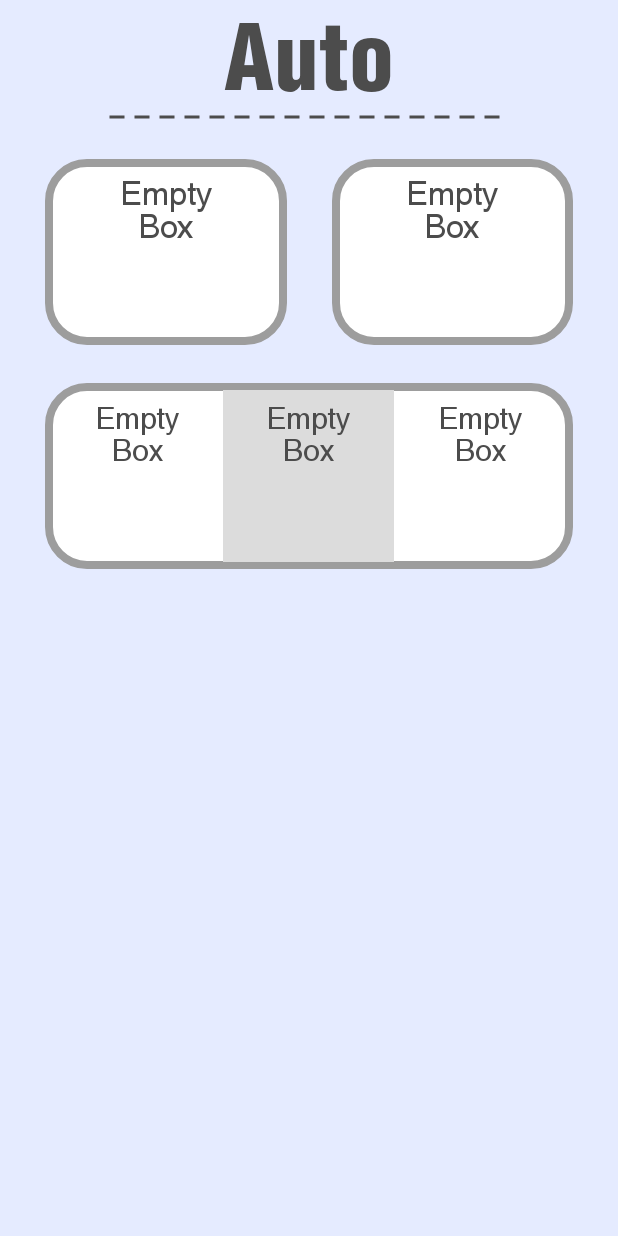
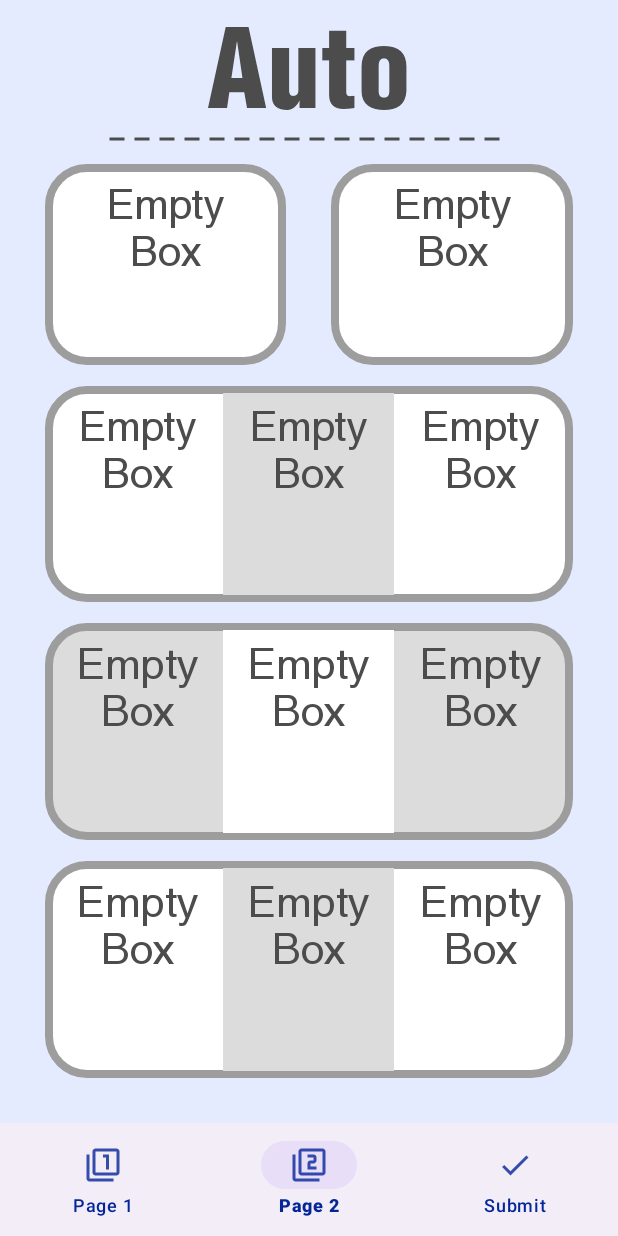
Before and after one commit to MintyLuve/Game-FRO-Scouting, an Android app: the AutoActivity screen opened directly, with no data from a screen before it, on a phone screen of 412 x 824 dp. Run offline under Robolectric (Android 15) with nearby library versions, the phone set to English and light mode, and no system bars.

Commit message:
added long box with white center, standardized sizing, added menu

```diff
--- a/app/src/main/java/com/fro/gamefroscouting/AutoActivity.java
+++ b/app/src/main/java/com/fro/gamefroscouting/AutoActivity.java
@@ -2,13 +2,36 @@ package com.fro.gamefroscouting;
 
 import androidx.appcompat.app.AppCompatActivity;
 
+import android.content.Intent;
 import android.os.Bundle;
+import android.widget.Toast;
+
+import com.google.android.material.bottomnavigation.BottomNavigationView;
 
 public class AutoActivity extends AppCompatActivity {
+    BottomNavigationView bottomNavigationView;
 
     @Override
     protected void onCreate(Bundle savedInstanceState) {
         super.onCreate(savedInstanceState);
         setContentView(R.layout.activity_auto);
+
+        bottomNavigationView = findViewById(R.id.bottomNavigationView);
+        bottomNavigationView.setSelectedItemId(R.id.page_2);
+
+        bottomNavigationView.setOnItemSelectedListener(item -> {
+            if(item.getItemId() == R.id.page_1) {
+                startActivity(new Intent(getApplicationContext(), MainActivity.class));
+                Toast.makeText(this, "Page 2 thing", Toast.LENGTH_SHORT).show();
+                finish();
+            }
+            else if (item.getItemId() == R.id.submit) {
+                //startActivity(new Intent(getApplicationContext(), SubmitActivity.class));
+                Toast.makeText(this, "Submit thing", Toast.LENGTH_SHORT).show();
+
+                finish();
+            }
+            return false;
+        });
     }
 }
--- /dev/null
+++ b/app/src/main/res/drawable/ic_action_1.xml
@@ -0,0 +1,11 @@
+<vector xmlns:android="http://schemas.android.com/apk/res/android"
+    android:width="24dp"
+    android:height="24dp"
+    android:viewportWidth="24"
+    android:viewportHeight="24"
+    android:tint="#FFFFFF"
+    android:alpha="0.8">
+  <path
+      android:fillColor="@android:color/white"
+      android:pathData="M3,5L1,5v16c0,1.1 0.9,2 2,2h16v-2L3,21L3,5zM14,15h2L16,5h-4v2h2v8zM21,1L7,1c-1.1,0 -2,0.9 -2,2v14c0,1.1 0.9,2 2,2h14c1.1,0 2,-0.9 2,-2L23,3c0,-1.1 -0.9,-2 -2,-2zM21,17L7,17L7,3h14v14z"/>
+</vector>
--- /dev/null
+++ b/app/src/main/res/drawable/ic_action_2.xml
@@ -0,0 +1,11 @@
+<vector xmlns:android="http://schemas.android.com/apk/res/android"
+    android:width="24dp"
+    android:height="24dp"
+    android:viewportWidth="24"
+    android:viewportHeight="24"
+    android:tint="#FFFFFF"
+    android:alpha="0.8">
+  <path
+      android:fillColor="@android:color/white"
+      android:pathData="M3,5L1,5v16c0,1.1 0.9,2 2,2h16v-2L3,21L3,5zM21,1L7,1c-1.1,0 -2,0.9 -2,2v14c0,1.1 0.9,2 2,2h14c1.1,0 2,-0.9 2,-2L23,3c0,-1.1 -0.9,-2 -2,-2zM21,17L7,17L7,3h14v14zM17,13h-4v-2h2c1.1,0 2,-0.89 2,-2L17,7c0,-1.11 -0.9,-2 -2,-2h-4v2h4v2h-2c-1.1,0 -2,0.89 -2,2v4h6v-2z"/>
+</vector>
--- /dev/null
+++ b/app/src/main/res/drawable/ic_action_check.xml
@@ -0,0 +1,11 @@
+<vector xmlns:android="http://schemas.android.com/apk/res/android"
+    android:width="24dp"
+    android:height="24dp"
+    android:viewportWidth="24"
+    android:viewportHeight="24"
+    android:tint="#FFFFFF"
+    android:alpha="0.8">
+  <path
+      android:fillColor="@android:color/white"
+      android:pathData="M9,16.17L4.83,12l-1.42,1.41L9,19 21,7l-1.41,-1.41z"/>
+</vector>
--- /dev/null
+++ b/app/src/main/res/drawable/long_box_grey.xml
@@ -0,0 +1,13 @@
+<?xml version="1.0" encoding="utf-8"?>
+<shape xmlns:android="http://schemas.android.com/apk/res/android">
+    <solid android:color="@color/lightGrey"/>
+    <stroke android:color="@color/outlineGrey"
+        android:width="5dp"/>
+    <corners android:radius="25dp"/>
+    <padding android:left="5dp"
+        android:right="5dp"
+        android:bottom="5dp"
+        android:top="5dp"/>
+    <size android:width="373dp"
+        android:height="124.5dp"/>
+</shape>
--- /dev/null
+++ b/app/src/main/res/drawable/mid_long_box_white.xml
@@ -0,0 +1,10 @@
+<?xml version="1.0" encoding="utf-8"?>
+<shape xmlns:android="http://schemas.android.com/apk/res/android">
+    <solid android:color="@color/white"/>
+    <padding android:left="5dp"
+        android:right="5dp"
+        android:bottom="5dp"
+        android:top="5dp"/>
+    <size android:width="128dp"
+        android:height="124.5dp"/>
+</shape>
--- a/app/src/main/res/layout/activity_auto.xml
+++ b/app/src/main/res/layout/activity_auto.xml
@@ -3,35 +3,39 @@
     xmlns:tools="http://schemas.android.com/tools"
     android:layout_width="match_parent"
     android:layout_height="match_parent"
+    xmlns:app="http://schemas.android.com/apk/res-auto"
     tools:context=".MainActivity"
     android:orientation="vertical"
-    android:background="@color/lightBlue">
+    android:background="@color/lightBlue"
+    android:weightSum="5">
+
 
     <TextView
         android:layout_width="match_parent"
-        android:layout_height="wrap_content"
+        android:layout_height="80dp"
         android:text="@string/auto_header"
-        style="@style/header_text_dark"/>
+        style="@style/header_text_dark"
+        android:layout_weight="1"/>
     <ImageView
         android:layout_width="267dp"
         android:layout_height="5dp"
         android:background="@drawable/dotted_line_dark"
         android:layout_gravity="center_horizontal"
-        android:contentDescription="@string/content_desc"
-        />
+        android:contentDescription="@string/content_desc" />
 
     <LinearLayout
         android:orientation="horizontal"
         android:layout_width="match_parent"
         android:layout_height="124dp"
-        android:weightSum="2"
         android:paddingLeft="30dp"
         android:paddingRight="30dp"
-        android:layout_marginTop="25dp">
+        android:layout_marginTop="14dp"
+        android:layout_weight="1"
+        android:weightSum="2">
 
         <TextView
-            android:layout_width="wrap_content"
-            android:layout_height="wrap_content"
+            android:layout_width="0dp"
+            android:layout_height="match_parent"
             android:layout_weight="1"
             android:background="@drawable/wide_box"
             style="@style/box_text"
@@ -41,8 +45,8 @@
             android:layout_width="30dp"
             android:layout_height="match_parent"/>
         <TextView
-            android:layout_width="wrap_content"
-            android:layout_height="wrap_content"
+            android:layout_width="0dp"
+            android:layout_height="match_parent"
             android:background="@drawable/wide_box"
             android:layout_weight="1"
             style="@style/box_text"
@@ -53,12 +57,13 @@
 
     <LinearLayout
         android:layout_width="match_parent"
-        android:layout_height="124dp"
-        android:layout_marginTop="25dp"
+        android:layout_height="wrap_content"
+        android:layout_marginTop="14dp"
         android:layout_marginLeft="30dp"
         android:layout_marginRight="30dp"
         android:layout_gravity="center_horizontal"
-        android:background="@drawable/long_box"
+        android:background="@drawable/long_box_white"
+        android:layout_weight="1"
         android:weightSum="3">
         <TextView
             android:layout_width="0dp"
@@ -69,7 +74,7 @@
         <TextView
             android:layout_width="0dp"
             android:layout_height="match_parent"
-            android:background="@drawable/mid_long_box"
+            android:background="@drawable/mid_long_box_grey"
             android:layout_weight="1"
             style="@style/long_box_text"
             android:text="@string/default_text"/>
@@ -81,6 +86,80 @@
             android:text="@string/default_text"/>
     </LinearLayout>
 
+    <LinearLayout
+        android:layout_width="match_parent"
+        android:layout_height="wrap_content"
+        android:layout_marginTop="14dp"
+        android:layout_marginLeft="30dp"
+        android:layout_marginRight="30dp"
+        android:layout_gravity="center_horizontal"
+        android:background="@drawable/long_box_grey"
+        android:layout_weight="1"
+        android:weightSum="3">
+        <TextView
+            android:layout_width="0dp"
+            android:layout_height="match_parent"
+            android:layout_weight="1"
+            style="@style/long_box_text"
+            android:text="@string/default_text"/>
+        <TextView
+            android:layout_width="0dp"
+            android:layout_height="match_parent"
+            android:background="@drawable/mid_long_box_white"
+            android:layout_weight="1"
+            style="@style/long_box_text"
+            android:text="@string/default_text"/>
+        <TextView
+            android:layout_width="0dp"
+            android:layout_height="match_parent"
+            android:layout_weight="1"
+            style="@style/long_box_text"
+            android:text="@string/default_text"/>
+    </LinearLayout>
 
+    <LinearLayout
+        android:layout_width="match_parent"
+        android:layout_height="wrap_content"
+        android:layout_marginTop="14dp"
+        android:layout_marginLeft="30dp"
+        android:layout_marginRight="30dp"
+        android:layout_marginBottom="30dp"
+        android:layout_gravity="center_horizontal"
+        android:background="@drawable/long_box_white"
+        android:layout_weight="1"
+        android:weightSum="3">
+        <TextView
+            android:layout_width="0dp"
+            android:layout_height="match_parent"
+            android:layout_weight="1"
+            style="@style/long_box_text"
+            android:text="@string/default_text"/>
+        <TextView
+            android:layout_width="0dp"
+            android:layout_height="match_parent"
+            android:background="@drawable/mid_long_box_grey"
+            android:layout_weight="1"
+            style="@style/long_box_text"
+            android:text="@string/default_text"/>
+        <TextView
+            android:layout_width="0dp"
+            android:layout_height="match_parent"
+            android:layout_weight="1"
+            style="@style/long_box_text"
+            android:text="@string/default_text"/>
+    </LinearLayout>
+
+    <com.google.android.material.bottomnavigation.BottomNavigationView
+        android:id="@+id/bottomNavigationView"
+        android:layout_width="match_parent"
+        android:layout_height="75dp"
+        app:itemRippleColor="@color/white"
+        app:itemTextColor="@color/froBlue"
+        app:itemIconTint="@color/froBlue"
+        app:layout_constraintBottom_toBottomOf="parent"
+        app:layout_constraintEnd_toEndOf="parent"
+        app:layout_constraintHorizontal_bias="0.5"
+        app:layout_constraintStart_toStartOf="parent"
+        app:menu="@menu/bottom_nav_menu"/>
 
 </LinearLayout>
--- a/app/src/main/res/layout/activity_main.xml
+++ b/app/src/main/res/layout/activity_main.xml
@@ -7,30 +7,42 @@
     android:orientation="vertical"
     android:background="@color/froBlue">
 
+    <LinearLayout
+        android:layout_width="match_parent"
+        android:layout_height="wrap_content"
+        android:layout_marginTop="20dp"
+        android:orientation="vertical"
+        android:weightSum="2">
         <TextView
             android:layout_width="match_parent"
-        android:layout_height="wrap_content"
+            android:layout_height="70dp"
             android:text="@string/main_header"
-        style="@style/header_text_light"/>
+            style="@style/header_text_light"
+            android:layout_weight="1"/>
         <ImageView
-        android:layout_width="300dp"
+            android:layout_width="267dp"
             android:layout_height="5dp"
             android:background="@drawable/dotted_line_light"
+            android:layout_gravity="center_horizontal"
             android:contentDescription="@string/content_desc"
-        android:layout_gravity="center_horizontal"
+            android:layout_weight="1"
             />
         <TextView
             android:layout_width="match_parent"
-        android:layout_height="wrap_content"
+            android:layout_height="70dp"
             android:text="@string/game_text"
-        style="@style/header_text_light"/>
+            style="@style/header_text_light"
+            android:layout_weight="1"/>
         <ImageView
             android:layout_width="250dp"
             android:layout_height="5dp"
             android:background="@drawable/dotted_line_light"
+            android:layout_gravity="center_horizontal"
             android:contentDescription="@string/content_desc"
-        android:layout_gravity="center_horizontal"
+            android:layout_weight="1"
             />
+    </LinearLayout>
+
 
     <LinearLayout
         android:orientation="horizontal"
--- /dev/null
+++ b/app/src/main/res/menu/bottom_nav_menu.xml
@@ -0,0 +1,15 @@
+<?xml version="1.0" encoding="utf-8"?>
+<menu xmlns:android="http://schemas.android.com/apk/res/android">
+    <item
+        android:id="@+id/page_1"
+        android:title="Page 1"
+        android:icon="@drawable/ic_action_1" />
+    <item
+        android:id="@+id/page_2"
+        android:title="Page 2"
+        android:icon="@drawable/ic_action_2"/>
+    <item
+        android:id="@+id/submit"
+        android:title="Submit"
+        android:icon="@drawable/ic_action_check"/>
+</menu>
--- a/app/src/main/res/values/themes.xml
+++ b/app/src/main/res/values/themes.xml
@@ -15,31 +15,31 @@
         <item name="android:gravity">center_horizontal|top</item>
         <item name="android:textColor">@color/textGrey</item>
         <item name="fontFamily">@font/helvetica</item>
-        <item name="android:textSize">22sp</item>
-        <item name="android:lineHeight" tools:ignore="NewApi">32sp</item>
+        <item name="autoSizeTextType">uniform</item>
+        <item name="android:lineHeight" tools:ignore="NewApi">25sp</item>
     </style>
 
     <style name="long_box_text" parent="Widget.AppCompat.TextView">
-        <item name="android:paddingBottom">60dp</item>
-        <item name="android:paddingTop">7dp</item>
+        <item name="android:paddingBottom">65dp</item>
+        <item name="android:paddingTop">5dp</item>
         <item name="android:paddingRight">10dp</item>
         <item name="android:paddingLeft">10dp</item>
         <item name="android:gravity">center_horizontal|top</item>
         <item name="android:textColor">@color/textGrey</item>
         <item name="fontFamily">@font/helvetica</item>
-        <item name="android:textSize">20sp</item>
-        <item name="android:lineHeight" tools:ignore="NewApi">30sp</item>
+        <item name="autoSizeTextType">uniform</item>
+        <item name="android:lineHeight" tools:ignore="NewApi">25sp</item>
     </style>
 
     <style name="header_text_dark" parent="Widget.AppCompat.TextView">
-        <item name="android:textSize">60sp</item>
+        <item name="autoSizeTextType">uniform</item>
         <item name="android:gravity">center_horizontal</item>
         <item name="fontFamily">@font/helvetica_bold</item>
         <item name="android:textColor">@color/textGrey</item>
     </style>
 
     <style name="header_text_light" parent="Widget.AppCompat.TextView">
-        <item name="android:textSize">60sp</item>
+        <item name="autoSizeTextType">uniform</item>
         <item name="android:gravity">center_horizontal</item>
         <item name="fontFamily">@font/helvetica_bold</item>
         <item name="android:textColor">@color/white</item>
```
Also changed, not shown: app/src/main/res/drawable/long_box_white.xml (renamed from app/src/main/res/drawable/long_box.xml), app/src/main/res/drawable/mid_long_box_grey.xml (renamed from app/src/main/res/drawable/mid_long_box.xml). Lines whose indentation alone changed are shown as unchanged.
